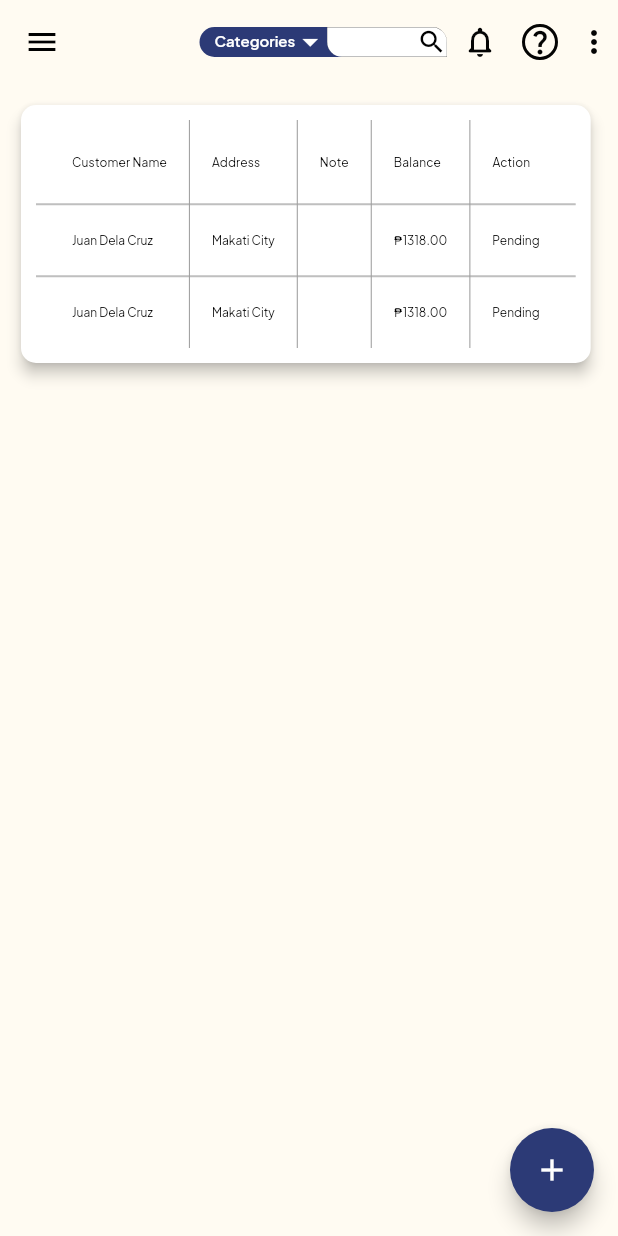
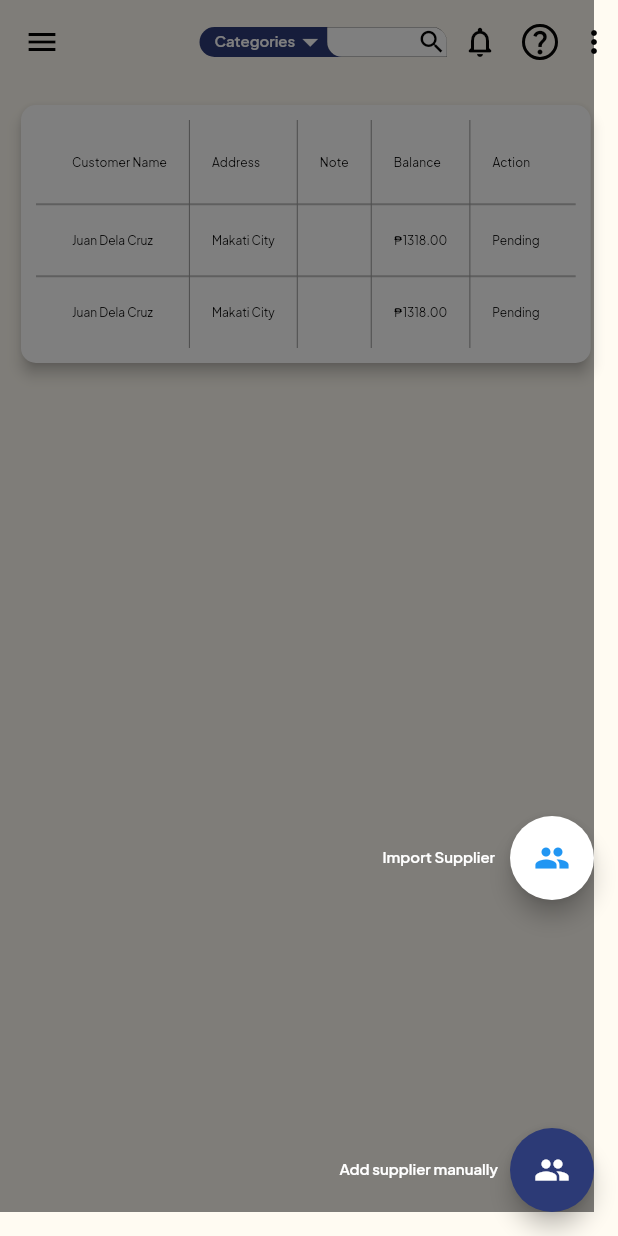
Before and after one commit to adriansgrrx/Flutter_-_MultiStepFormPage, a Flutter app: the screen it shows after launch, after a tap on the "add" icon, on a phone screen of 412 x 824 dp. Run offline on Flutter 3.47's test engine with Material 2 defaults, Android fonts, the phone set to English and light mode, and no system bars; our stand-ins replace flutter_speed_dial, flutter_svg, google_fonts.

Commit message:
Overlay abnormal

```diff
--- a/lib/MasterlistSupplierInfo/1_SupplierInfoDashboard.dart
+++ b/lib/MasterlistSupplierInfo/1_SupplierInfoDashboard.dart
@@ -47,7 +47,7 @@
                     child: Text(
                       'Add supplier manually',
                       style: GoogleFonts.plusJakartaSans(
-                        color: Colors.black,
+                        color: Colors.white,
                         fontSize: 10.0,
                         fontWeight: FontWeight.w600,
                       ),
@@ -92,7 +92,7 @@
                     Text(
                       'Import Supplier',
                       style: GoogleFonts.plusJakartaSans(
-                        color: Colors.black,
+                        color: Colors.white,
                         fontSize: 10.0,
                         fontWeight: FontWeight.w600,
                       ),
--- a/lib/MasterlistSupplierInfo/test.dart
+++ b/lib/MasterlistSupplierInfo/test.dart
@@ -1,21 +1,21 @@
+import 'package:flutter/material.dart';
+import 'package:google_fonts/google_fonts.dart';
+
+class Test extends StatefulWidget {
+  const Test({Key? key});
+
+  @override
+  _TestState createState() => _TestState();
+}
+
+class _TestState extends State<Test> {
+  bool showAdditionalButton = false;
+  String fabLabel = 'Add Item';
+
+  @override
+  Widget build(BuildContext context) {
     return MaterialApp(
-  home: showAdditionalButton
-      ? GestureDetector(
-          onTap: () {
-            // Close the overlay when tapped outside
-            setState(() {
-              showAdditionalButton = false;
-              fabLabel = 'Add Item';
-            });
-          },
-          child: Container(
-            color: Colors.black.withOpacity(0.5), // Semi-transparent black
-            child: Scaffold(
-              body: YourContentWidget(), // Replace with your content widget
-            ),
-          ),
-        )
-      : Scaffold(
+      home: Scaffold(
         floatingActionButton: Stack(
           children: [
             Positioned(
@@ -86,9 +86,25 @@
         ),
         backgroundColor: const Color(0xFFFFFBF2),
         appBar: AppBar(
-            // ... Your app bar code ...
+            // Your app bar code...
             ),
-          body: YourContentWidget(), // Replace with your content widget
-          drawer: const NavigationDrawer(),
+        body: GestureDetector(
+          onTap: () {
+            if (showAdditionalButton) {
+              setState(() {
+                showAdditionalButton = false;
+                fabLabel = 'Add Item';
+              });
+            }
+          },
+          child: Stack(
+            children: [
+              // Your content here
+            ],
+          ),
+        ),
+        // drawer: const NavigationDrawer(),
       ),
     );
+  }
+}
```
Lines whose indentation alone changed are shown as unchanged.
